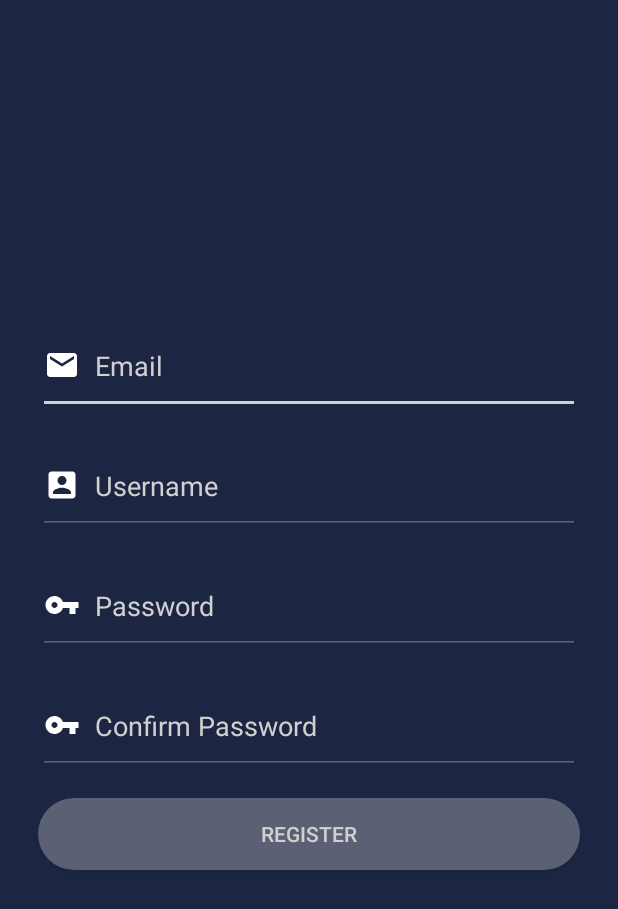
After one commit to sangar-happy/Slinfy, an Android app: the ActivityForRegistration screen opened directly, with no data from a screen before it, on a phone screen of 412 x 824 dp. The commit adds this screen. Shown: the top 909 px of the screen. Run offline under Robolectric (Android 15) with nearby library versions, the phone set to English and light mode, and no system bars.

Commit message:
restructured the project; deleted MainActivityForLogin and moved the code into MainActivity made an activity for registration from RegistrationFragment refactored MainActivityForRegistration to ActivityForRegistration to remove "use '$' instead of '.'  warning", used lower case letter for package name

```diff
--- /dev/null
+++ b/app/src/main/java/com/example/challenge1/loginPageWithTabLayout/ActivityForRegistration.java
@@ -0,0 +1,15 @@
+package com.example.challenge1.loginPageWithTabLayout;
+
+import android.support.v7.app.AppCompatActivity;
+import android.os.Bundle;
+
+import com.example.challenge1.R;
+
+public class ActivityForRegistration extends AppCompatActivity {
+
+	@Override
+	protected void onCreate(Bundle savedInstanceState) {
+		super.onCreate(savedInstanceState);
+		setContentView(R.layout.activity_for_registration);
+	}
+}
--- a/app/src/main/java/com/example/challenge1/LoginPageWithTabLayout/AdminLoginFragment.java
+++ b/app/src/main/java/com/example/challenge1/loginPageWithTabLayout/AdminLoginFragment.java
@@ -1,4 +1,4 @@
-package com.example.challenge1.LoginPageWithTabLayout;
+package com.example.challenge1.loginPageWithTabLayout;
 
 
 import android.os.Bundle;
--- a/app/src/main/java/com/example/challenge1/LoginPageWithTabLayout/RegisterFragment.java
+++ b/app/src/main/java/com/example/challenge1/loginPageWithTabLayout/RegisterFragment.java
@@ -1,4 +1,4 @@
-package com.example.challenge1.LoginPageWithTabLayout;
+package com.example.challenge1.loginPageWithTabLayout;
 
 
 import android.os.Bundle;
--- a/app/src/main/java/com/example/challenge1/My_Custom_List/Adapter.java
+++ b/app/src/main/java/com/example/challenge1/my_Custom_List/Adapter.java
@@ -1,4 +1,4 @@
-package com.example.challenge1.My_Custom_List;
+package com.example.challenge1.my_Custom_List;
 
 
 import android.content.Context;
--- a/app/src/main/java/com/example/challenge1/My_Custom_List/DataItem.java
+++ b/app/src/main/java/com/example/challenge1/my_Custom_List/DataItem.java
@@ -1,4 +1,4 @@
-package com.example.challenge1.My_Custom_List;
+package com.example.challenge1.my_Custom_List;
 
 public class DataItem {
 	boolean isChecked = false;
--- a/app/src/main/java/com/example/challenge1/My_Custom_List/Main2Activity.java
+++ b/app/src/main/java/com/example/challenge1/my_Custom_List/Main2Activity.java
@@ -1,4 +1,4 @@
-package com.example.challenge1.My_Custom_List;
+package com.example.challenge1.my_Custom_List;
 
 import android.support.v7.app.AppCompatActivity;
 import android.os.Bundle;
--- a/app/src/main/res/layout/fragment_user_login.xml
+++ b/app/src/main/res/layout/activity_for_registration.xml
@@ -1,19 +1,50 @@
 <?xml version="1.0" encoding="utf-8"?>
 <ScrollView xmlns:android="http://schemas.android.com/apk/res/android"
 	xmlns:app="http://schemas.android.com/apk/res-auto"
-	android:id="@+id/scrollView2"
 	android:layout_width="match_parent"
-	android:layout_height="match_parent">
+	android:layout_height="match_parent"
+	android:background="@color/colorPrimary">
 
 	<android.support.constraint.ConstraintLayout xmlns:android="http://schemas.android.com/apk/res/android"
 		xmlns:app="http://schemas.android.com/apk/res-auto"
 		xmlns:tools="http://schemas.android.com/tools"
 		android:layout_width="match_parent"
-		android:layout_height="wrap_content"
+		android:layout_height="match_parent"
 		android:layout_gravity="center"
 		android:orientation="vertical"
-		android:background="@color/colorPrimary"
-		tools:context=".LoginPageWithTabLayout.UserLoginFragment">
+		tools:context=".loginPageWithTabLayout.ActivityForRegistration">
+
+		<TextView
+			android:id="@+id/text"
+			android:layout_width="match_parent"
+			android:layout_height="?android:listPreferredItemHeight"
+			android:gravity="center_vertical"
+			android:textColor="@color/colorAccent"
+			android:text=" "
+			android:textSize="16sp"
+			app:layout_constraintBottom_toTopOf="@+id/email"
+			app:layout_constraintEnd_toEndOf="parent"
+			app:layout_constraintStart_toStartOf="parent"
+			app:layout_constraintTop_toTopOf="parent" />
+
+		<EditText
+			android:id="@+id/email"
+			android:layout_width="match_parent"
+			android:layout_height="?android:listPreferredItemHeight"
+			android:layout_marginStart="@dimen/sides_margin"
+			android:layout_marginEnd="@dimen/sides_margin"
+			android:layout_marginBottom="@dimen/element_margin"
+			android:drawableStart="@drawable/email"
+			android:drawablePadding="10dp"
+			android:hint="Email"
+			android:inputType="textEmailAddress"
+			android:maxLines="1"
+			android:textColor="@color/colorAccent"
+			android:textColorHint="@color/colorAccent"
+			app:layout_constraintBottom_toTopOf="@+id/username"
+			app:layout_constraintEnd_toEndOf="parent"
+			app:layout_constraintStart_toStartOf="parent"
+			app:layout_constraintTop_toBottomOf="@id/text" />
 
 		<EditText
 			android:id="@+id/username"
@@ -32,13 +63,12 @@
 			app:layout_constraintBottom_toTopOf="@+id/password"
 			app:layout_constraintEnd_toEndOf="parent"
 			app:layout_constraintStart_toStartOf="parent"
-			app:layout_constraintTop_toTopOf="parent" />
+			app:layout_constraintTop_toBottomOf="@id/email" />
 
 		<EditText
 			android:id="@+id/password"
 			android:layout_width="match_parent"
 			android:layout_height="?android:listPreferredItemHeight"
-			android:layout_below="@+id/username"
 			android:layout_marginStart="@dimen/sides_margin"
 			android:layout_marginEnd="@dimen/sides_margin"
 			android:layout_marginBottom="@dimen/element_margin"
@@ -49,43 +79,44 @@
 			android:maxLines="1"
 			android:textColor="@color/colorAccent"
 			android:textColorHint="@color/colorAccent"
-			app:layout_constraintBottom_toTopOf="@+id/submit"
+			app:layout_constraintBottom_toTopOf="@+id/confirmPassword"
 			app:layout_constraintEnd_toEndOf="parent"
 			app:layout_constraintStart_toStartOf="parent"
 			app:layout_constraintTop_toBottomOf="@+id/username" />
 
-		<Button
-			android:id="@+id/submit"
+		<EditText
+			android:id="@+id/confirmPassword"
 			android:layout_width="match_parent"
-			android:layout_height="wrap_content"
-			android:layout_below="@+id/password"
+			android:layout_height="?android:listPreferredItemHeight"
 			android:layout_marginStart="@dimen/sides_margin"
 			android:layout_marginEnd="@dimen/sides_margin"
-			android:background="@drawable/opaque_button"
-			android:text="Login"
+			android:layout_marginBottom="@dimen/element_margin"
+			android:drawableStart="@drawable/key_light"
+			android:drawablePadding="10dp"
+			android:hint="Confirm Password"
+			android:inputType="textPassword"
+			android:maxLines="1"
 			android:textColor="@color/colorAccent"
-			app:layout_constraintBottom_toTopOf="@id/newUser"
+			android:textColorHint="@color/colorAccent"
+			app:layout_constraintBottom_toTopOf="@+id/register"
 			app:layout_constraintEnd_toEndOf="parent"
 			app:layout_constraintStart_toStartOf="parent"
 			app:layout_constraintTop_toBottomOf="@+id/password" />
 
 		<Button
-			android:id="@+id/newUser"
-			android:layout_width="wrap_content"
+			android:id="@+id/register"
+			android:layout_width="match_parent"
 			android:layout_height="wrap_content"
-			android:layout_below="@+id/password"
-			android:layout_marginTop="10dp"
-			android:background="@drawable/transparent_button"
-			android:text="New user ?"
-			android:textAlignment="center"
-			android:textAllCaps="false"
+			android:layout_marginStart="@dimen/sides_margin"
+			android:layout_marginEnd="@dimen/sides_margin"
+			android:background="@drawable/opaque_button"
+			android:text="Register"
 			android:textColor="@color/colorAccent"
-			android:textSize="14sp"
+			app:layout_constraintBottom_toBottomOf="parent"
+			app:layout_constraintEnd_toEndOf="parent"
+			app:layout_constraintHorizontal_bias="0.0"
 			app:layout_constraintStart_toStartOf="parent"
-			app:layout_constraintTop_toBottomOf="@id/submit"
-			app:layout_constraintEnd_toEndOf="parent"
-			app:layout_constraintBottom_toBottomOf="parent"
-			app:layout_constraintHorizontal_bias="0.9" />
+			app:layout_constraintTop_toBottomOf="@+id/password" />
 
 	</android.support.constraint.ConstraintLayout>
 </ScrollView>
--- a/app/src/main/res/layout/activity_main2.xml
+++ b/app/src/main/res/layout/activity_main2.xml
@@ -4,7 +4,7 @@
 	xmlns:tools="http://schemas.android.com/tools"
 	android:layout_width="match_parent"
 	android:layout_height="match_parent"
-	tools:context=".My_Custom_List.Main2Activity"
+	tools:context=".my_Custom_List.Main2Activity"
 	android:orientation="vertical">
 
 	<android.support.constraint.ConstraintLayout
--- a/app/src/main/res/layout/fragment_admin_login.xml
+++ b/app/src/main/res/layout/fragment_admin_login.xml
@@ -8,7 +8,7 @@
 		xmlns:tools="http://schemas.android.com/tools"
 		android:layout_width="match_parent"
 		android:layout_height="wrap_content"
-		tools:context=".LoginPageWithTabLayout.AdminLoginFragment"
+		tools:context=".loginPageWithTabLayout.AdminLoginFragment"
 		android:orientation="vertical"
 		android:layout_gravity="center">
 
--- a/app/src/main/res/layout/fragment_register.xml
+++ b/app/src/main/res/layout/fragment_register.xml
@@ -9,7 +9,7 @@
 		xmlns:tools="http://schemas.android.com/tools"
 		android:layout_width="match_parent"
 		android:layout_height="wrap_content"
-		tools:context=".LoginPageWithTabLayout.RegisterFragment"
+		tools:context=".loginPageWithTabLayout.RegisterFragment"
 		android:orientation="vertical"
 		android:layout_gravity="center"
 		android:background="@color/colorPrimary">
```
Also changed, not shown: app/src/main/AndroidManifest.xml (+12 -5 lines), app/src/main/java/com/example/challenge1/LoginPageWithTabLayout/MainActivityForLogin.java (deleted, +0 -74 lines), app/src/main/java/com/example/challenge1/MainActivity.java (+61 -0 lines), app/src/main/java/com/example/challenge1/loginPageWithTabLayout/UserLoginFragment.java (renamed from app/src/main/java/com/example/challenge1/LoginPageWithTabLayout/UserLoginFragment.java, +6 -5 lines), app/src/main/res/layout/activity_main.xml (+18 -10 lines), app/src/main/res/layout/activity_main_login.xml (deleted, +0 -26 lines).
